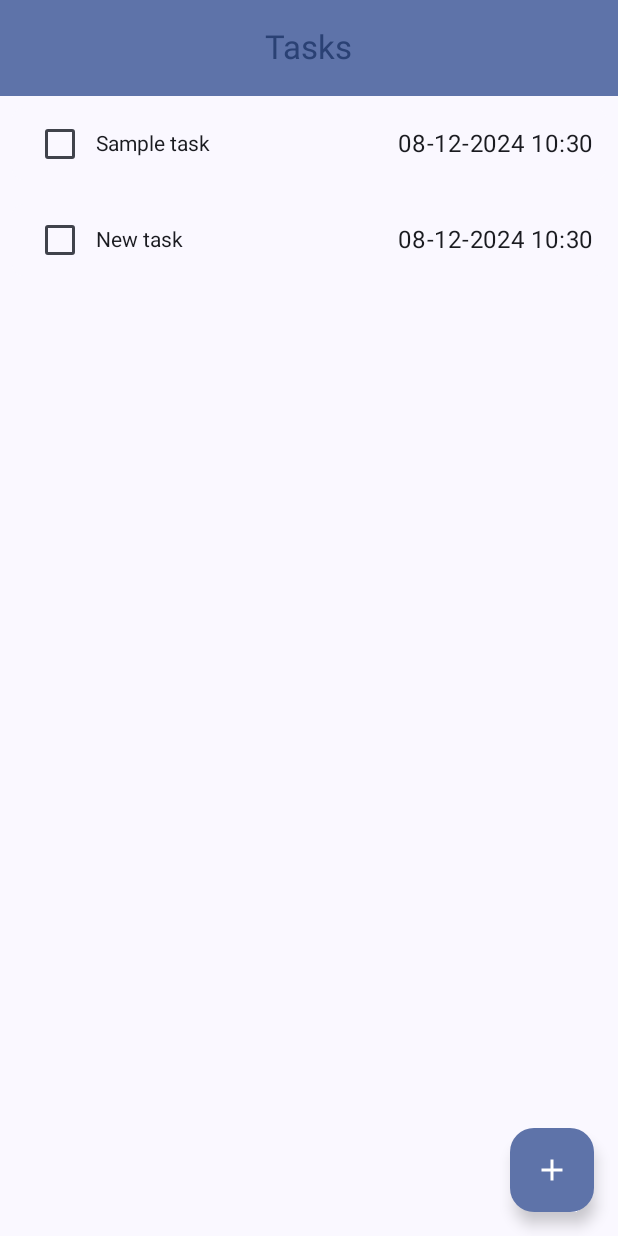
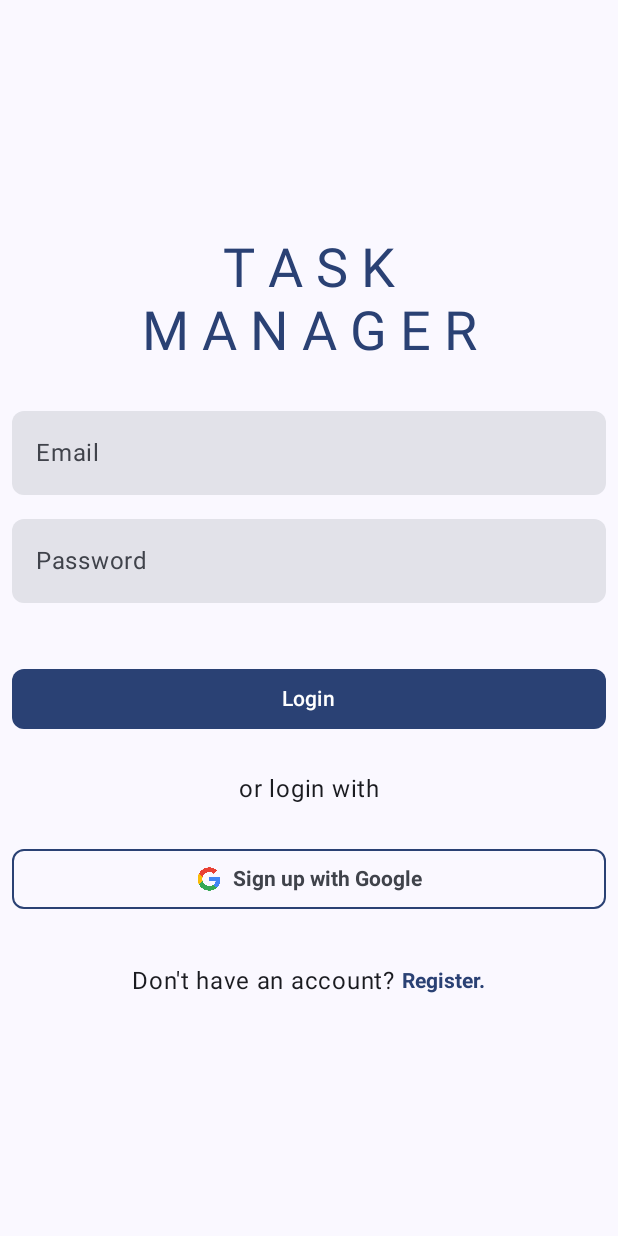
Before and after one commit to harundemir918/task_manager, an Android app built with Jetpack Compose: the screen it shows after launch (MainActivity), on a phone screen of 412 x 824 dp. Run offline under Robolectric (Android 15) with nearby library versions, the phone set to English and light mode, and no system bars.

Commit message:
feat: add login screen

```diff
--- a/app/src/main/java/org/harundemir/taskmanager/MainActivity.kt
+++ b/app/src/main/java/org/harundemir/taskmanager/MainActivity.kt
@@ -19,7 +19,7 @@ class MainActivity : ComponentActivity() {
         super.onCreate(savedInstanceState)
         TaskReminderNotification(context = this).createNotificationChannel()
         requestNotificationPermission()
-        val startDestination = intent?.getStringExtra("destination") ?: "home"
+        val startDestination = intent?.getStringExtra("destination") ?: "login"
         enableEdgeToEdge()
         setContent {
             TaskManagerTheme {
--- /dev/null
+++ b/app/src/main/java/org/harundemir/taskmanager/core/composables/TaskManagerLongButton.kt
@@ -0,0 +1,21 @@
+package org.harundemir.taskmanager.core.composables
+
+import androidx.compose.foundation.layout.fillMaxWidth
+import androidx.compose.foundation.layout.padding
+import androidx.compose.foundation.shape.RoundedCornerShape
+import androidx.compose.material3.Button
+import androidx.compose.material3.Text
+import androidx.compose.runtime.Composable
+import androidx.compose.ui.Modifier
+import androidx.compose.ui.unit.dp
+
+@Composable
+fun TaskManagerLongButton(title: String = "Button", onClick: () -> Unit) {
+    Button(
+        onClick = onClick,
+        modifier = Modifier
+            .fillMaxWidth()
+            .padding(8.dp),
+        shape = RoundedCornerShape(8.dp)
+    ) { Text(text = title) }
+}
--- /dev/null
+++ b/app/src/main/java/org/harundemir/taskmanager/core/composables/TaskManagerTextField.kt
@@ -0,0 +1,63 @@
+package org.harundemir.taskmanager.core.composables
+
+import androidx.compose.foundation.BorderStroke
+import androidx.compose.foundation.border
+import androidx.compose.foundation.layout.fillMaxWidth
+import androidx.compose.foundation.layout.padding
+import androidx.compose.foundation.shape.RoundedCornerShape
+import androidx.compose.foundation.text.KeyboardOptions
+import androidx.compose.material3.MaterialTheme
+import androidx.compose.material3.Text
+import androidx.compose.material3.TextField
+import androidx.compose.material3.TextFieldDefaults
+import androidx.compose.runtime.Composable
+import androidx.compose.runtime.mutableStateOf
+import androidx.compose.runtime.remember
+import androidx.compose.ui.Modifier
+import androidx.compose.ui.focus.onFocusChanged
+import androidx.compose.ui.graphics.Color
+import androidx.compose.ui.text.input.KeyboardType
+import androidx.compose.ui.text.input.PasswordVisualTransformation
+import androidx.compose.ui.text.input.VisualTransformation
+import androidx.compose.ui.unit.dp
+
+@Composable
+fun TaskManagerTextField(
+    label: String,
+    text: String,
+    isMultiline: Boolean = false,
+    isObscured: Boolean = false,
+    onTextChanged: (String) -> Unit
+) {
+    var isFocused = remember { mutableStateOf(false) }
+
+    TextField(
+        label = { Text(text = label) },
+        value = text,
+        onValueChange = onTextChanged,
+        visualTransformation = if (isObscured) PasswordVisualTransformation() else VisualTransformation.None,
+        keyboardOptions = KeyboardOptions(
+            keyboardType = if (isObscured) KeyboardType.Password else KeyboardType.Text
+        ),
+        modifier = Modifier
+            .fillMaxWidth()
+            .border(
+                BorderStroke(
+                    width = if (isFocused.value) 2.dp else 0.dp,
+                    color = if (isFocused.value) MaterialTheme.colorScheme.primary
+                    else Color.Transparent
+                ), shape = RoundedCornerShape(8.dp)
+            )
+            .padding(8.dp)
+            .onFocusChanged { isFocused.value = it.isFocused },
+        singleLine = !isMultiline,
+        minLines = if (isMultiline) 10 else 0,
+        maxLines = if (isMultiline) 10 else 0,
+        shape = RoundedCornerShape(8.dp),
+        colors = TextFieldDefaults.colors(
+            focusedIndicatorColor = Color.Transparent,
+            unfocusedIndicatorColor = Color.Transparent,
+            disabledIndicatorColor = Color.Transparent
+        )
+    )
+}
--- a/app/src/main/java/org/harundemir/taskmanager/core/navigation/AppNavigation.kt
+++ b/app/src/main/java/org/harundemir/taskmanager/core/navigation/AppNavigation.kt
@@ -9,14 +9,18 @@ import androidx.navigation.compose.composable
 import androidx.navigation.compose.rememberNavController
 import androidx.navigation.navArgument
 import org.harundemir.taskmanager.features.addNewTask.views.AddNewTaskScreen
+import org.harundemir.taskmanager.features.auth.views.LoginScreen
 import org.harundemir.taskmanager.features.home.views.HomeScreen
 import org.harundemir.taskmanager.features.taskDetail.views.TaskDetailScreen
 
 @RequiresApi(Build.VERSION_CODES.TIRAMISU)
 @Composable
-fun AppNavigation(startDestination: String = "home") {
+fun AppNavigation(startDestination: String = "login") {
     val navController = rememberNavController()
     NavHost(navController, startDestination = startDestination) {
+        composable("login") {
+            LoginScreen(navController)
+        }
         composable("home") {
             HomeScreen(navController)
         }
--- /dev/null
+++ b/app/src/main/java/org/harundemir/taskmanager/features/auth/composables/AuthSignUpWithGoogleButton.kt
@@ -0,0 +1,45 @@
+package org.harundemir.taskmanager.features.auth.composables
+
+import androidx.compose.foundation.BorderStroke
+import androidx.compose.foundation.Image
+import androidx.compose.foundation.layout.Row
+import androidx.compose.foundation.layout.Spacer
+import androidx.compose.foundation.layout.fillMaxWidth
+import androidx.compose.foundation.layout.padding
+import androidx.compose.foundation.layout.width
+import androidx.compose.foundation.shape.RoundedCornerShape
+import androidx.compose.material3.MaterialTheme
+import androidx.compose.material3.OutlinedButton
+import androidx.compose.material3.Text
+import androidx.compose.runtime.Composable
+import androidx.compose.ui.Alignment
+import androidx.compose.ui.Modifier
+import androidx.compose.ui.res.painterResource
+import androidx.compose.ui.text.TextStyle
+import androidx.compose.ui.text.font.FontWeight
+import androidx.compose.ui.unit.dp
+import org.harundemir.taskmanager.R
+
+@Composable
+fun AuthSignUpWithGoogleButton() {
+    OutlinedButton(
+        onClick = {},
+        modifier = Modifier
+            .fillMaxWidth()
+            .padding(8.dp),
+        shape = RoundedCornerShape(8.dp),
+        border = BorderStroke(1.dp, MaterialTheme.colorScheme.primary)
+    ) {
+        Row(
+            verticalAlignment = Alignment.CenterVertically,
+        ) {
+            Image(
+                painter = painterResource(R.drawable.google_logo),
+                modifier = Modifier.width(16.dp),
+                contentDescription = "",
+            )
+            Spacer(modifier = Modifier.width(8.dp))
+            Text(text = "Sign up with Google", style = TextStyle(fontWeight = FontWeight.Bold))
+        }
+    }
+}
--- /dev/null
+++ b/app/src/main/java/org/harundemir/taskmanager/features/auth/composables/AuthTitle.kt
@@ -0,0 +1,20 @@
+package org.harundemir.taskmanager.features.auth.composables
+
+import androidx.compose.material3.MaterialTheme
+import androidx.compose.material3.Text
+import androidx.compose.runtime.Composable
+import androidx.compose.ui.text.TextStyle
+import androidx.compose.ui.text.style.TextAlign
+import androidx.compose.ui.unit.sp
+
+@Composable
+fun AuthTitle() {
+    Text(
+        text = "T A S K\nM A N A G E R",
+        style = TextStyle(
+            fontSize = 36.sp,
+            color = MaterialTheme.colorScheme.primary,
+            textAlign = TextAlign.Center,
+        )
+    )
+}
--- /dev/null
+++ b/app/src/main/java/org/harundemir/taskmanager/features/auth/composables/LoginDoNotHaveAccountText.kt
@@ -0,0 +1,26 @@
+package org.harundemir.taskmanager.features.auth.composables
+
+import androidx.compose.foundation.clickable
+import androidx.compose.foundation.layout.Row
+import androidx.compose.material3.MaterialTheme
+import androidx.compose.material3.Text
+import androidx.compose.runtime.Composable
+import androidx.compose.ui.Alignment
+import androidx.compose.ui.Modifier
+import androidx.compose.ui.text.TextStyle
+import androidx.compose.ui.text.font.FontWeight
+
+@Composable
+fun LoginDoNotHaveAccountText() {
+    Row(verticalAlignment = Alignment.CenterVertically) {
+        Text(text = "Don't have an account? ")
+        Text(
+            text = "Register.",
+            style = TextStyle(
+                fontWeight = FontWeight.Bold,
+                color = MaterialTheme.colorScheme.primary,
+            ),
+            modifier = Modifier.clickable(enabled = true, onClick = {})
+        )
+    }
+}
--- /dev/null
+++ b/app/src/main/java/org/harundemir/taskmanager/features/auth/composables/LoginForm.kt
@@ -0,0 +1,29 @@
+package org.harundemir.taskmanager.features.auth.composables
+
+import androidx.compose.foundation.layout.Column
+import androidx.compose.runtime.Composable
+import org.harundemir.taskmanager.core.composables.TaskManagerTextField
+import org.harundemir.taskmanager.features.auth.viewmodels.AuthViewModel
+
+@Composable
+fun LoginForm(viewModel: AuthViewModel) {
+    val email = viewModel.email.value
+    val password = viewModel.password.value
+
+    Column {
+        TaskManagerTextField(
+            label = "Email",
+            text = email,
+            onTextChanged = {
+                viewModel.updateEmail(it)
+            })
+        TaskManagerTextField(
+            label = "Password",
+            text = password,
+            isObscured = true,
+            onTextChanged = {
+                viewModel.updatePassword(it)
+            })
+
+    }
+}
--- /dev/null
+++ b/app/src/main/java/org/harundemir/taskmanager/features/auth/composables/LoginOtherOptionsText.kt
@@ -0,0 +1,12 @@
+package org.harundemir.taskmanager.features.auth.composables
+
+import androidx.compose.foundation.layout.padding
+import androidx.compose.material3.Text
+import androidx.compose.runtime.Composable
+import androidx.compose.ui.Modifier
+import androidx.compose.ui.unit.dp
+
+@Composable
+fun LoginOtherOptionsText() {
+    Text(text = "or login with", modifier = Modifier.padding(vertical = 16.dp))
+}
--- /dev/null
+++ b/app/src/main/java/org/harundemir/taskmanager/features/auth/composables/LoginScreenBody.kt
@@ -0,0 +1,51 @@
+package org.harundemir.taskmanager.features.auth.composables
+
+import androidx.compose.foundation.layout.Arrangement
+import androidx.compose.foundation.layout.Column
+import androidx.compose.foundation.layout.PaddingValues
+import androidx.compose.foundation.layout.Spacer
+import androidx.compose.foundation.layout.fillMaxSize
+import androidx.compose.foundation.layout.height
+import androidx.compose.foundation.layout.padding
+import androidx.compose.runtime.Composable
+import androidx.compose.ui.Alignment
+import androidx.compose.ui.Modifier
+import androidx.compose.ui.tooling.preview.Preview
+import androidx.compose.ui.unit.dp
+import androidx.lifecycle.viewmodel.compose.viewModel
+import androidx.navigation.NavController
+import org.harundemir.taskmanager.core.composables.TaskManagerLongButton
+import org.harundemir.taskmanager.features.auth.viewmodels.AuthViewModel
+
+@Composable
+fun LoginScreenBody(
+    innerPadding: PaddingValues,
+    navController: NavController?,
+    viewModel: AuthViewModel = viewModel(),
+) {
+    Column(
+        modifier = Modifier
+            .fillMaxSize()
+            .padding(innerPadding),
+        horizontalAlignment = Alignment.CenterHorizontally,
+        verticalArrangement = Arrangement.Center
+    ) {
+        AuthTitle()
+        Spacer(modifier = Modifier.height(24.dp))
+        LoginForm(viewModel)
+        Spacer(modifier = Modifier.height(24.dp))
+        TaskManagerLongButton(title = "Login", onClick = {
+            navController?.navigate("home")
+        })
+        LoginOtherOptionsText()
+        AuthSignUpWithGoogleButton()
+        Spacer(modifier = Modifier.height(24.dp))
+        LoginDoNotHaveAccountText()
+    }
+}
+
+@Preview(showBackground = true, showSystemUi = true, device = "id:pixel_8")
+@Composable
+fun LoginScreenBodyPreview() {
+    LoginScreenBody(innerPadding = PaddingValues(8.dp), navController = null)
+}
--- /dev/null
+++ b/app/src/main/java/org/harundemir/taskmanager/features/auth/viewmodels/AuthViewModel.kt
@@ -0,0 +1,21 @@
+package org.harundemir.taskmanager.features.auth.viewmodels
+
+import androidx.compose.runtime.State
+import androidx.compose.runtime.mutableStateOf
+import androidx.lifecycle.ViewModel
+
+class AuthViewModel: ViewModel() {
+    private val _email = mutableStateOf("")
+    val email: State<String> = _email
+
+    private val _password = mutableStateOf("")
+    val password: State<String> = _password
+
+    fun updateEmail(text: String) {
+        _email.value = text
+    }
+
+    fun updatePassword(text: String) {
+        _password.value = text
+    }
+}
--- /dev/null
+++ b/app/src/main/java/org/harundemir/taskmanager/features/auth/views/LoginScreen.kt
@@ -0,0 +1,29 @@
+package org.harundemir.taskmanager.features.auth.views
+
+import androidx.compose.foundation.layout.fillMaxSize
+import androidx.compose.material3.Scaffold
+import androidx.compose.runtime.Composable
+import androidx.compose.ui.Modifier
+import androidx.compose.ui.tooling.preview.Preview
+import androidx.lifecycle.viewmodel.compose.viewModel
+import androidx.navigation.NavController
+import org.harundemir.taskmanager.features.auth.composables.LoginScreenBody
+import org.harundemir.taskmanager.features.auth.viewmodels.AuthViewModel
+
+@Composable
+fun LoginScreen(navController: NavController?) {
+    val authViewModel: AuthViewModel = viewModel()
+
+    Scaffold(
+        modifier = Modifier.fillMaxSize()
+    ) { innerPadding ->
+        LoginScreenBody(innerPadding, navController, authViewModel)
+
+    }
+}
+
+@Preview(showBackground = true, showSystemUi = true, device = "id:pixel_8")
+@Composable
+fun LoginScreenPreview() {
+    LoginScreen(navController = null)
+}
```
Also changed, not shown: app/src/main/res/drawable/google_logo.png (added).
